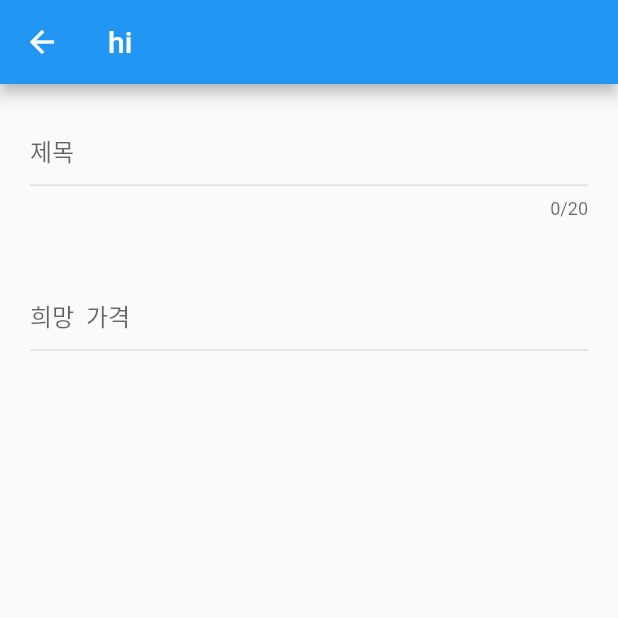
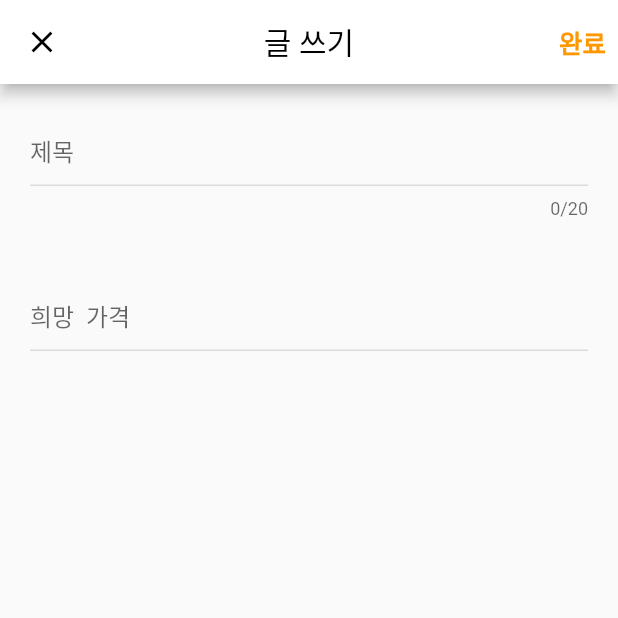
Before and after one commit to SparrowDn/Mullim, a Flutter app: the addpage screen opened directly, on a phone screen of 412 x 824 dp, the top half of it. Run offline on Flutter 3.47's test engine with Material 2 defaults, Android fonts, the phone set to English and light mode, and no system bars; our stand-ins replace firebase_auth, firebase_core; accounts and stored records are empty.

Commit message:
220706 상품 등록 페이지 ing

```diff
--- a/lib/pages/addpage.dart
+++ b/lib/pages/addpage.dart
@@ -16,7 +16,33 @@ class _addpageState extends State<addpage> {
   //앱바위젯
   PreferredSizeWidget _appbarwidget() {
     return AppBar(
-      title: Text('hi'),
+      backgroundColor: Colors.white,
+      title: Text(
+        '글 쓰기',
+        style: TextStyle(color: Colors.black),
+      ),
+      centerTitle: true,
+      leading: IconButton(
+          onPressed: () {
+            Navigator.pop(context);
+          },
+          icon: Icon(
+            Icons.clear,
+            color: Colors.black,
+          )),
+      actions: [
+        Container(
+          padding: EdgeInsets.symmetric(horizontal: 8),
+          alignment: Alignment.centerRight,
+          child: GestureDetector(
+            child: Text(
+              "완료",
+              style: TextStyle(color: Colors.orange, fontWeight: FontWeight.bold, fontSize: 17),
+            ),
+            onTap: (){print(Text("hi"));},
+          ),
+        )
+      ],
     );
   }
 
```
